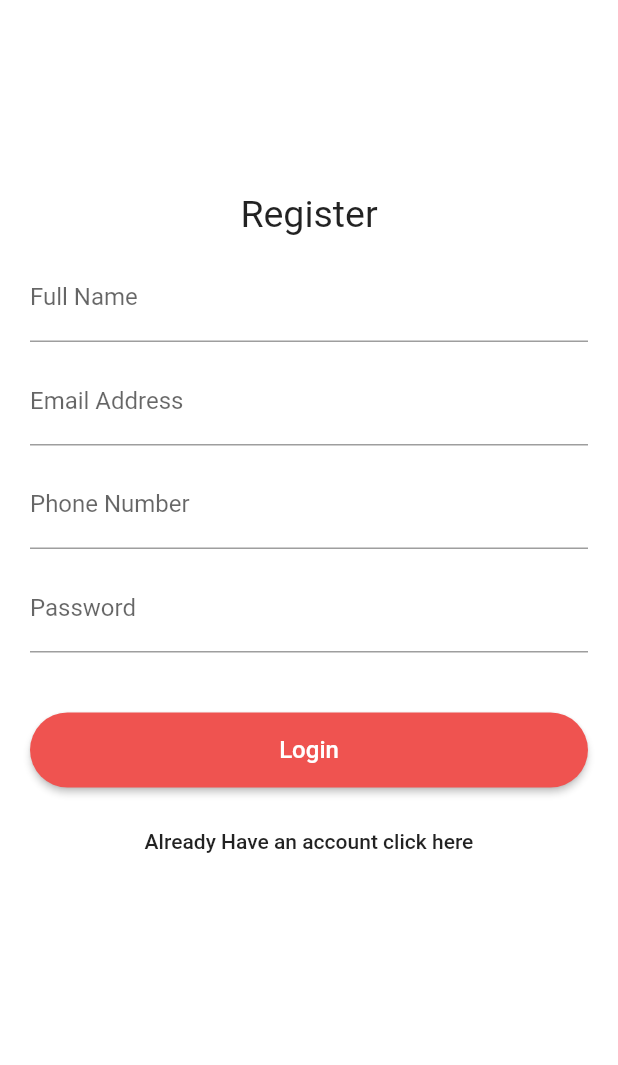
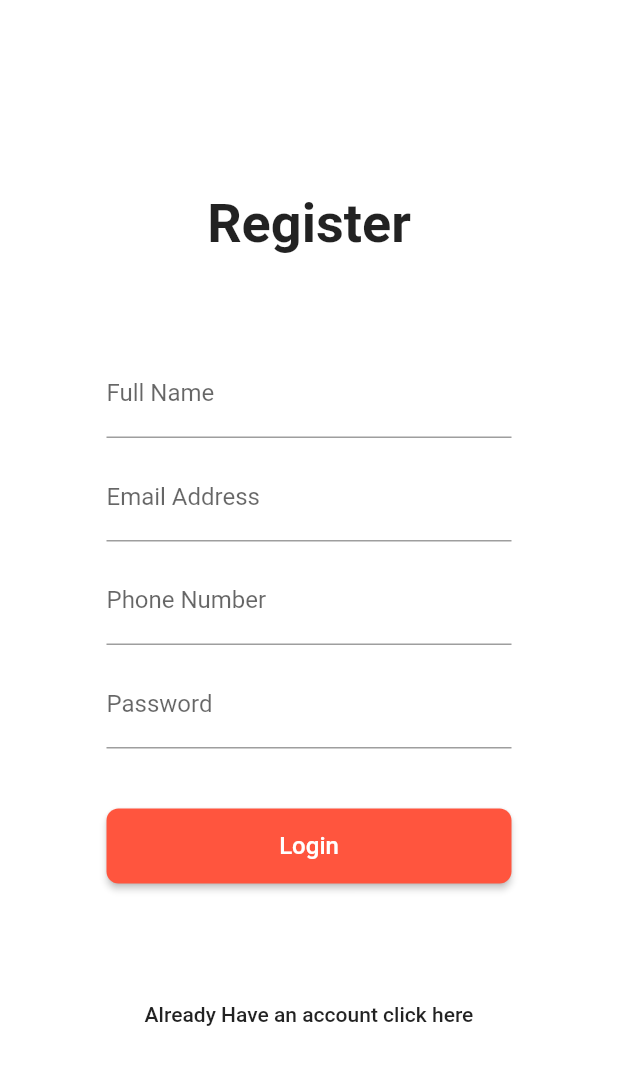
Before and after one commit to devashar13/IvyHack-DontDieBro, a Flutter app: the screen it shows after launch, on a phone screen of 412 x 824 dp. Shown: the top 1065 px of the screen. Run offline on Flutter 3.47's test engine with Material 2 defaults, Android fonts, the phone set to English and light mode, and no system bars; our stand-ins replace firebase_core, firebase_database, hexcolor; accounts and stored records are empty.

Commit message:
Update registration_screen.dart

```diff
--- a/lib/screens/registration_screen.dart
+++ b/lib/screens/registration_screen.dart
@@ -1,5 +1,7 @@
 import 'package:flutter/material.dart';
 import 'package:DontDieBro/screens/login_screen.dart';
+import 'package:hexcolor/hexcolor.dart';
+
 
 class RegistrationScreen extends StatelessWidget {
   static const String id = 'register';
@@ -21,11 +23,12 @@ class RegistrationScreen extends StatelessWidget {
                   'Register',
                   textAlign: TextAlign.center,
                   style: TextStyle(
-                    fontSize: 25,
+                    fontSize: 36,
+                    fontWeight: FontWeight.bold,
                   ),
                 ),
                 Padding(
-                  padding: const EdgeInsets.all(12.0),
+                  padding: const EdgeInsets.all(63.0),
                   child: Column(
                     children: [
                       TextField(
@@ -70,9 +73,9 @@ class RegistrationScreen extends StatelessWidget {
                       RaisedButton(
                         onPressed: () {},
                         shape: new RoundedRectangleBorder(
-                          borderRadius: new BorderRadius.circular(25),
+                          borderRadius: new BorderRadius.circular(8),
                         ),
-                        color: Colors.red[400],
+                        color: Hexcolor('#FF553E'),
                         child: Container(
                           height: 50,
                           child: Center(
```
